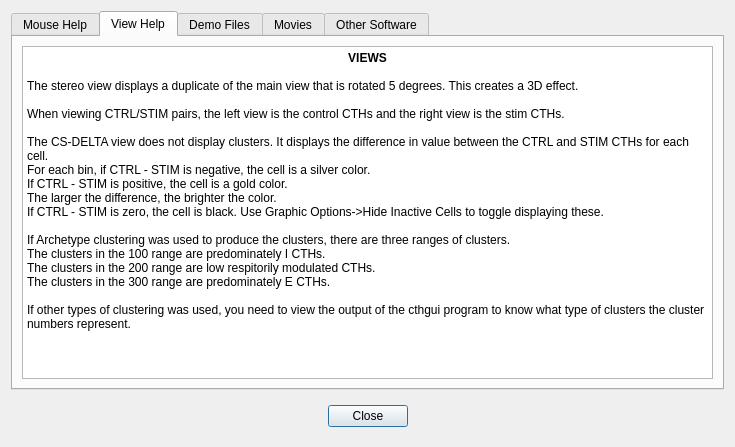
Before: the Qt Designer form brainstem/helpbox.ui in dshuman-USF/NeuroLabBrainstem, drawn with Qt 5.
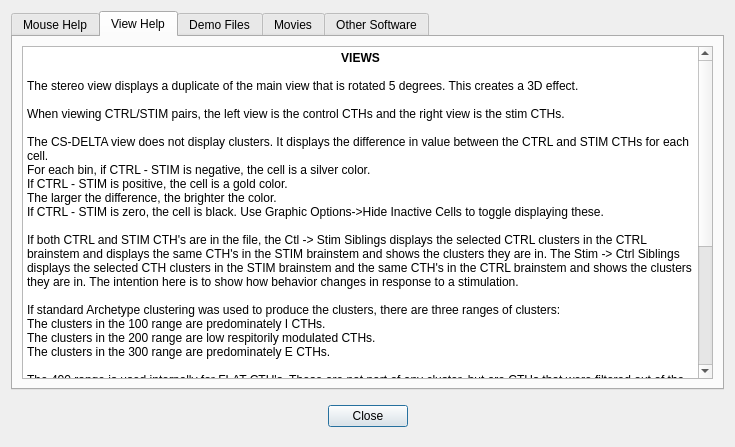
After: the same form once the commit is applied. The open tabs and pages were chosen to show the change.

The edit to the form file:
```diff
--- a/brainstem/helpbox.ui
+++ b/brainstem/helpbox.ui
@@ -59,25 +59,39 @@
           <string>&lt;!DOCTYPE HTML PUBLIC &quot;-//W3C//DTD HTML 4.0//EN&quot; &quot;http://www.w3.org/TR/REC-html40/strict.dtd&quot;&gt;
 &lt;html&gt;&lt;head&gt;&lt;meta name=&quot;qrichtext&quot; content=&quot;1&quot; /&gt;&lt;style type=&quot;text/css&quot;&gt;
 p, li { white-space: pre-wrap; }
-&lt;/style&gt;&lt;/head&gt;&lt;body style=&quot; font-family:'Sans'; font-size:9pt; font-weight:400; font-style:normal;&quot;&gt;
-&lt;p align=&quot;center&quot; style=&quot; margin-top:0px; margin-bottom:0px; margin-left:0px; margin-right:0px; -qt-block-indent:0; text-indent:0px;&quot;&gt;&lt;span style=&quot; font-family:'monospace'; font-weight:600;&quot;&gt;VIEWS&lt;/span&gt;&lt;/p&gt;
-&lt;p style=&quot;-qt-paragraph-type:empty; margin-top:0px; margin-bottom:0px; margin-left:0px; margin-right:0px; -qt-block-indent:0; text-indent:0px; font-family:'monospace';&quot;&gt;&lt;br /&gt;&lt;/p&gt;
-&lt;p style=&quot; margin-top:0px; margin-bottom:0px; margin-left:0px; margin-right:0px; -qt-block-indent:0; text-indent:0px;&quot;&gt;&lt;span style=&quot; font-family:'monospace';&quot;&gt;The stereo view displays a duplicate of the main view that is rotated 5 degrees. This creates a 3D effect.&lt;/span&gt;&lt;/p&gt;
-&lt;p style=&quot;-qt-paragraph-type:empty; margin-top:0px; margin-bottom:0px; margin-left:0px; margin-right:0px; -qt-block-indent:0; text-indent:0px; font-family:'monospace';&quot;&gt;&lt;br /&gt;&lt;/p&gt;
-&lt;p style=&quot; margin-top:0px; margin-bottom:0px; margin-left:0px; margin-right:0px; -qt-block-indent:0; text-indent:0px;&quot;&gt;&lt;span style=&quot; font-family:'monospace';&quot;&gt;When viewing CTRL/STIM pairs, the left view is the control CTHs and the right view is the stim CTHs.&lt;/span&gt;&lt;/p&gt;
-&lt;p style=&quot;-qt-paragraph-type:empty; margin-top:0px; margin-bottom:0px; margin-left:0px; margin-right:0px; -qt-block-indent:0; text-indent:0px; font-family:'monospace';&quot;&gt;&lt;br /&gt;&lt;/p&gt;
-&lt;p style=&quot; margin-top:0px; margin-bottom:0px; margin-left:0px; margin-right:0px; -qt-block-indent:0; text-indent:0px;&quot;&gt;&lt;span style=&quot; font-family:'monospace';&quot;&gt;The CS-DELTA view does not display clusters. It displays the difference in value between the CTRL and STIM CTHs for each cell.&lt;/span&gt;&lt;/p&gt;
-&lt;p style=&quot; margin-top:0px; margin-bottom:0px; margin-left:0px; margin-right:0px; -qt-block-indent:0; text-indent:0px;&quot;&gt;&lt;span style=&quot; font-family:'monospace';&quot;&gt;For each bin, if CTRL - STIM is negative, the cell is a silver color.&lt;/span&gt;&lt;/p&gt;
-&lt;p style=&quot; margin-top:0px; margin-bottom:0px; margin-left:0px; margin-right:0px; -qt-block-indent:0; text-indent:0px;&quot;&gt;&lt;span style=&quot; font-family:'monospace';&quot;&gt;If CTRL - STIM is positive, the cell is a gold color.&lt;/span&gt;&lt;/p&gt;
-&lt;p style=&quot; margin-top:0px; margin-bottom:0px; margin-left:0px; margin-right:0px; -qt-block-indent:0; text-indent:0px;&quot;&gt;&lt;span style=&quot; font-family:'monospace';&quot;&gt;The larger the difference, the brighter the color.&lt;/span&gt;&lt;/p&gt;
-&lt;p style=&quot; margin-top:0px; margin-bottom:0px; margin-left:0px; margin-right:0px; -qt-block-indent:0; text-indent:0px;&quot;&gt;&lt;span style=&quot; font-family:'monospace';&quot;&gt;If CTRL - STIM is zero, the cell is black. Use Graphic Options-&amp;gt;Hide Inactive Cells to toggle displaying these.&lt;/span&gt;&lt;/p&gt;
-&lt;p style=&quot;-qt-paragraph-type:empty; margin-top:0px; margin-bottom:0px; margin-left:0px; margin-right:0px; -qt-block-indent:0; text-indent:0px; font-family:'monospace';&quot;&gt;&lt;br /&gt;&lt;/p&gt;
-&lt;p style=&quot; margin-top:0px; margin-bottom:0px; margin-left:0px; margin-right:0px; -qt-block-indent:0; text-indent:0px;&quot;&gt;&lt;span style=&quot; font-family:'monospace';&quot;&gt;If Archetype clustering was used to produce the clusters, there are three ranges of clusters.&lt;/span&gt;&lt;/p&gt;
-&lt;p style=&quot; margin-top:0px; margin-bottom:0px; margin-left:0px; margin-right:0px; -qt-block-indent:0; text-indent:0px;&quot;&gt;&lt;span style=&quot; font-family:'monospace';&quot;&gt;The clusters in the 100 range are predominately I CTHs.&lt;/span&gt;&lt;/p&gt;
-&lt;p style=&quot; margin-top:0px; margin-bottom:0px; margin-left:0px; margin-right:0px; -qt-block-indent:0; text-indent:0px;&quot;&gt;&lt;span style=&quot; font-family:'monospace';&quot;&gt;The clusters in the 200 range are low respitorily modulated CTHs.&lt;/span&gt;&lt;/p&gt;
-&lt;p style=&quot; margin-top:0px; margin-bottom:0px; margin-left:0px; margin-right:0px; -qt-block-indent:0; text-indent:0px;&quot;&gt;&lt;span style=&quot; font-family:'monospace';&quot;&gt;The clusters in the 300 range are predominately E CTHs.&lt;/span&gt;&lt;/p&gt;
-&lt;p style=&quot;-qt-paragraph-type:empty; margin-top:0px; margin-bottom:0px; margin-left:0px; margin-right:0px; -qt-block-indent:0; text-indent:0px; font-family:'monospace';&quot;&gt;&lt;br /&gt;&lt;/p&gt;
-&lt;p style=&quot; margin-top:0px; margin-bottom:0px; margin-left:0px; margin-right:0px; -qt-block-indent:0; text-indent:0px;&quot;&gt;&lt;span style=&quot; font-family:'monospace';&quot;&gt;If other types of clustering was used, you need to view the output of the cthgui program to know what type of clusters the cluster numbers represent. &lt;/span&gt;&lt;/p&gt;&lt;/body&gt;&lt;/html&gt;</string>
+&lt;/style&gt;&lt;/head&gt;&lt;body style=&quot; font-family:'DejaVu Sans'; font-size:10pt; font-weight:400; font-style:normal;&quot;&gt;
+&lt;p align=&quot;center&quot; style=&quot; margin-top:0px; margin-bottom:0px; margin-left:0px; margin-right:0px; -qt-block-indent:0; text-indent:0px;&quot;&gt;&lt;span style=&quot; font-family:'monospace'; font-size:9pt; font-weight:600;&quot;&gt;VIEWS&lt;/span&gt;&lt;/p&gt;
+&lt;p style=&quot;-qt-paragraph-type:empty; margin-top:0px; margin-bottom:0px; margin-left:0px; margin-right:0px; -qt-block-indent:0; text-indent:0px; font-family:'monospace'; font-size:9pt;&quot;&gt;&lt;br /&gt;&lt;/p&gt;
+&lt;p style=&quot; margin-top:0px; margin-bottom:0px; margin-left:0px; margin-right:0px; -qt-block-indent:0; text-indent:0px;&quot;&gt;&lt;span style=&quot; font-family:'monospace'; font-size:9pt;&quot;&gt;The stereo view displays a duplicate of the main view that is rotated 5 degrees. This creates a 3D effect.&lt;/span&gt;&lt;/p&gt;
+&lt;p style=&quot;-qt-paragraph-type:empty; margin-top:0px; margin-bottom:0px; margin-left:0px; margin-right:0px; -qt-block-indent:0; text-indent:0px; font-family:'monospace'; font-size:9pt;&quot;&gt;&lt;br /&gt;&lt;/p&gt;
+&lt;p style=&quot; margin-top:0px; margin-bottom:0px; margin-left:0px; margin-right:0px; -qt-block-indent:0; text-indent:0px;&quot;&gt;&lt;span style=&quot; font-family:'monospace'; font-size:9pt;&quot;&gt;When viewing CTRL/STIM pairs, the left view is the control CTHs and the right view is the stim CTHs.&lt;/span&gt;&lt;/p&gt;
+&lt;p style=&quot;-qt-paragraph-type:empty; margin-top:0px; margin-bottom:0px; margin-left:0px; margin-right:0px; -qt-block-indent:0; text-indent:0px; font-family:'monospace'; font-size:9pt;&quot;&gt;&lt;br /&gt;&lt;/p&gt;
+&lt;p style=&quot; margin-top:0px; margin-bottom:0px; margin-left:0px; margin-right:0px; -qt-block-indent:0; text-indent:0px;&quot;&gt;&lt;span style=&quot; font-family:'monospace'; font-size:9pt;&quot;&gt;The CS-DELTA view does not display clusters. It displays the difference in value between the CTRL and STIM CTHs for each cell.&lt;/span&gt;&lt;/p&gt;
+&lt;p style=&quot; margin-top:0px; margin-bottom:0px; margin-left:0px; margin-right:0px; -qt-block-indent:0; text-indent:0px;&quot;&gt;&lt;span style=&quot; font-family:'monospace'; font-size:9pt;&quot;&gt;For each bin, if CTRL - STIM is negative, the cell is a silver color.&lt;/span&gt;&lt;/p&gt;
+&lt;p style=&quot; margin-top:0px; margin-bottom:0px; margin-left:0px; margin-right:0px; -qt-block-indent:0; text-indent:0px;&quot;&gt;&lt;span style=&quot; font-family:'monospace'; font-size:9pt;&quot;&gt;If CTRL - STIM is positive, the cell is a gold color.&lt;/span&gt;&lt;/p&gt;
+&lt;p style=&quot; margin-top:0px; margin-bottom:0px; margin-left:0px; margin-right:0px; -qt-block-indent:0; text-indent:0px;&quot;&gt;&lt;span style=&quot; font-family:'monospace'; font-size:9pt;&quot;&gt;The larger the difference, the brighter the color.&lt;/span&gt;&lt;/p&gt;
+&lt;p style=&quot; margin-top:0px; margin-bottom:0px; margin-left:0px; margin-right:0px; -qt-block-indent:0; text-indent:0px;&quot;&gt;&lt;span style=&quot; font-family:'monospace'; font-size:9pt;&quot;&gt;If CTRL - STIM is zero, the cell is black. Use Graphic Options-&amp;gt;Hide Inactive Cells to toggle displaying these.&lt;/span&gt;&lt;/p&gt;
+&lt;p style=&quot;-qt-paragraph-type:empty; margin-top:0px; margin-bottom:0px; margin-left:0px; margin-right:0px; -qt-block-indent:0; text-indent:0px; font-family:'monospace'; font-size:9pt;&quot;&gt;&lt;br /&gt;&lt;/p&gt;
+&lt;p style=&quot; margin-top:0px; margin-bottom:0px; margin-left:0px; margin-right:0px; -qt-block-indent:0; text-indent:0px;&quot;&gt;&lt;span style=&quot; font-family:'monospace'; font-size:9pt;&quot;&gt;If both CTRL and STIM CTH's are in the file, the Ctl -&amp;gt; Stim Siblings displays the selected CTRL clusters in the CTRL brainstem and displays the same CTH's in the STIM brainstem and shows the clusters they are in. The Stim -&amp;gt; Ctrl Siblings displays the selected CTH clusters in the STIM brainstem and the same CTH's in the CTRL brainstem and shows the clusters they are in. The intention here is to show how behavior changes in response to a stimulation.&lt;/span&gt;&lt;/p&gt;
+&lt;p style=&quot;-qt-paragraph-type:empty; margin-top:0px; margin-bottom:0px; margin-left:0px; margin-right:0px; -qt-block-indent:0; text-indent:0px; font-family:'monospace'; font-size:9pt;&quot;&gt;&lt;br /&gt;&lt;/p&gt;
+&lt;p style=&quot; margin-top:0px; margin-bottom:0px; margin-left:0px; margin-right:0px; -qt-block-indent:0; text-indent:0px;&quot;&gt;&lt;span style=&quot; font-family:'monospace'; font-size:9pt;&quot;&gt;If standard Archetype clustering was used to produce the clusters, there are three ranges of clusters:&lt;/span&gt;&lt;/p&gt;
+&lt;p style=&quot; margin-top:0px; margin-bottom:0px; margin-left:0px; margin-right:0px; -qt-block-indent:0; text-indent:0px;&quot;&gt;&lt;span style=&quot; font-family:'monospace'; font-size:9pt;&quot;&gt;The clusters in the 100 range are predominately I CTHs.&lt;/span&gt;&lt;/p&gt;
+&lt;p style=&quot; margin-top:0px; margin-bottom:0px; margin-left:0px; margin-right:0px; -qt-block-indent:0; text-indent:0px;&quot;&gt;&lt;span style=&quot; font-family:'monospace'; font-size:9pt;&quot;&gt;The clusters in the 200 range are low respitorily modulated CTHs.&lt;/span&gt;&lt;/p&gt;
+&lt;p style=&quot; margin-top:0px; margin-bottom:0px; margin-left:0px; margin-right:0px; -qt-block-indent:0; text-indent:0px;&quot;&gt;&lt;span style=&quot; font-family:'monospace'; font-size:9pt;&quot;&gt;The clusters in the 300 range are predominately E CTHs.&lt;/span&gt;&lt;/p&gt;
+&lt;p style=&quot;-qt-paragraph-type:empty; margin-top:0px; margin-bottom:0px; margin-left:0px; margin-right:0px; -qt-block-indent:0; text-indent:0px; font-family:'monospace'; font-size:9pt;&quot;&gt;&lt;br /&gt;&lt;/p&gt;
+&lt;p style=&quot; margin-top:0px; margin-bottom:0px; margin-left:0px; margin-right:0px; -qt-block-indent:0; text-indent:0px;&quot;&gt;&lt;span style=&quot; font-family:'monospace'; font-size:9pt;&quot;&gt;The 400 range is used internally for FLAT CTH's. These are not part of any cluster, but are CTHs that were filtered out of the clustering process because they show no significant respitory modulation.&lt;/span&gt;&lt;/p&gt;
+&lt;p style=&quot;-qt-paragraph-type:empty; margin-top:0px; margin-bottom:0px; margin-left:0px; margin-right:0px; -qt-block-indent:0; text-indent:0px; font-family:'monospace'; font-size:9pt;&quot;&gt;&lt;br /&gt;&lt;/p&gt;
+&lt;p style=&quot; margin-top:0px; margin-bottom:0px; margin-left:0px; margin-right:0px; -qt-block-indent:0; text-indent:0px;&quot;&gt;&lt;span style=&quot; font-family:'monospace'; font-size:9pt;&quot;&gt;If swallow Archetype clustering was used to produce clusters, these are the range of clusters:&lt;/span&gt;&lt;/p&gt;
+&lt;p style=&quot; margin-top:0px; margin-bottom:0px; margin-left:0px; margin-right:0px; -qt-block-indent:0; text-indent:0px;&quot;&gt;&lt;span style=&quot; font-family:'monospace'; font-size:9pt;&quot;&gt;The clusters in the 600 range are predominately I CTHSs.&lt;/span&gt;&lt;/p&gt;
+&lt;p style=&quot; margin-top:0px; margin-bottom:0px; margin-left:0px; margin-right:0px; -qt-block-indent:0; text-indent:0px;&quot;&gt;&lt;span style=&quot; font-family:'monospace'; font-size:9pt;&quot;&gt;The clusters in the 700 range are low respitorily modulated CTHs.&lt;/span&gt;&lt;/p&gt;
+&lt;p style=&quot; margin-top:0px; margin-bottom:0px; margin-left:0px; margin-right:0px; -qt-block-indent:0; text-indent:0px;&quot;&gt;&lt;span style=&quot; font-family:'monospace'; font-size:9pt;&quot;&gt;The clusters in the 800 range are predominately E CTHs.&lt;/span&gt;&lt;/p&gt;
+&lt;p style=&quot;-qt-paragraph-type:empty; margin-top:0px; margin-bottom:0px; margin-left:0px; margin-right:0px; -qt-block-indent:0; text-indent:0px; font-family:'monospace'; font-size:9pt;&quot;&gt;&lt;br /&gt;&lt;/p&gt;
+&lt;p style=&quot; margin-top:0px; margin-bottom:0px; margin-left:0px; margin-right:0px; -qt-block-indent:0; text-indent:0px;&quot;&gt;&lt;span style=&quot; font-family:'monospace'; font-size:9pt;&quot;&gt;If LAR-SLN Archetype clustering was used to produce clusters, these are the range of clusters:&lt;/span&gt;&lt;/p&gt;
+&lt;p style=&quot; margin-top:0px; margin-bottom:0px; margin-left:0px; margin-right:0px; -qt-block-indent:0; text-indent:0px;&quot;&gt;&lt;span style=&quot; font-family:'monospace'; font-size:9pt;&quot;&gt;The clusters in the 1000 range are predominately I CTHSs.&lt;/span&gt;&lt;/p&gt;
+&lt;p style=&quot; margin-top:0px; margin-bottom:0px; margin-left:0px; margin-right:0px; -qt-block-indent:0; text-indent:0px;&quot;&gt;&lt;span style=&quot; font-family:'monospace'; font-size:9pt;&quot;&gt;The clusters in the 1100 range are low respitorily modulated CTHs.&lt;/span&gt;&lt;/p&gt;
+&lt;p style=&quot; margin-top:0px; margin-bottom:0px; margin-left:0px; margin-right:0px; -qt-block-indent:0; text-indent:0px;&quot;&gt;&lt;span style=&quot; font-family:'monospace'; font-size:9pt;&quot;&gt;The clusters in the 1200 range are predominately E CTHs.&lt;/span&gt;&lt;/p&gt;
+&lt;p style=&quot;-qt-paragraph-type:empty; margin-top:0px; margin-bottom:0px; margin-left:0px; margin-right:0px; -qt-block-indent:0; text-indent:0px; font-family:'monospace'; font-size:9pt;&quot;&gt;&lt;br /&gt;&lt;/p&gt;
+&lt;p style=&quot; margin-top:0px; margin-bottom:0px; margin-left:0px; margin-right:0px; -qt-block-indent:0; text-indent:0px;&quot;&gt;&lt;span style=&quot; font-family:'monospace'; font-size:9pt;&quot;&gt;If other types of clustering was used, you need to view the output of the cthgui program to know what type of clusters the cluster numbers represent. &lt;/span&gt;&lt;/p&gt;&lt;/body&gt;&lt;/html&gt;</string>
          </property>
          <property name="placeholderText">
           <string>Help info</string>
```
Left out of the diff: 132 changed lines with no effect on the pictures.
